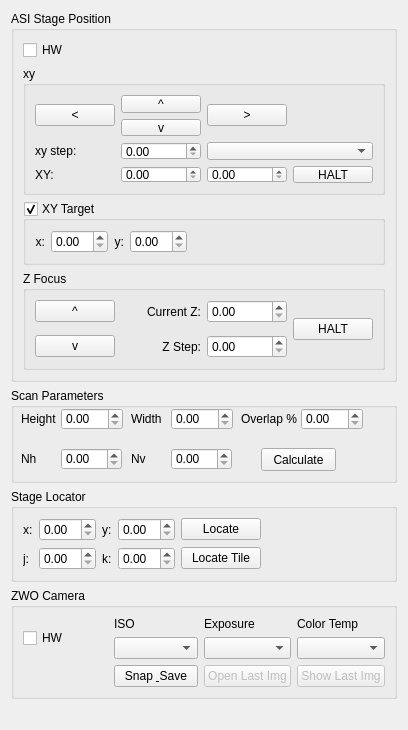
tsdollins/mosaic-microscope, file microscope_quickbar.ui: the form before one commit.
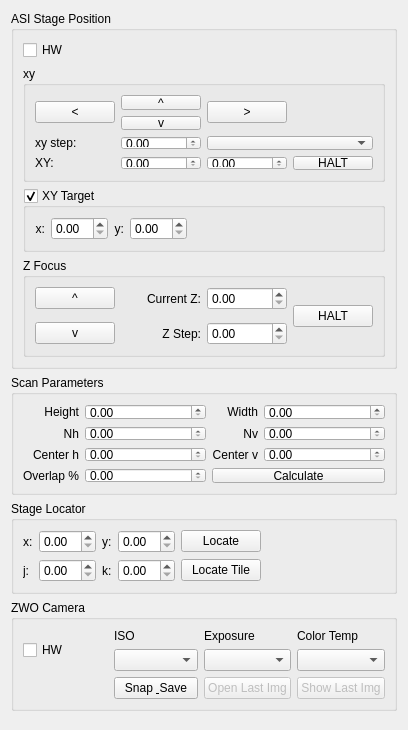
The form after the commit.

Commit message: Added center to scan parameters, added and fixed joystick direction.

```diff
--- a/microscope_quickbar.ui
+++ b/microscope_quickbar.ui
@@ -257,140 +257,161 @@
      <property name="minimumSize">
       <size>
        <width>360</width>
-       <height>95</height>
+       <height>120</height>
       </size>
      </property>
      <property name="title">
       <string>Scan Parameters</string>
      </property>
-     <widget class="QDoubleSpinBox" name="overlap_doubleSpinBox">
-      <property name="geometry">
-       <rect>
-        <x>290</x>
-        <y>20</y>
-        <width>62</width>
-        <height>22</height>
-       </rect>
-      </property>
-     </widget>
-     <widget class="QLabel" name="label_14">
-      <property name="geometry">
-       <rect>
-        <x>230</x>
-        <y>20</y>
-        <width>61</width>
-        <height>21</height>
-       </rect>
-      </property>
-      <property name="text">
-       <string>Overlap %</string>
-      </property>
-     </widget>
-     <widget class="QDoubleSpinBox" name="panel_height_doubleSpinBox">
-      <property name="geometry">
-       <rect>
-        <x>50</x>
-        <y>20</y>
-        <width>62</width>
-        <height>22</height>
-       </rect>
-      </property>
-     </widget>
-     <widget class="QDoubleSpinBox" name="panel_width_doubleSpinBox">
-      <property name="geometry">
-       <rect>
-        <x>160</x>
-        <y>20</y>
-        <width>62</width>
-        <height>22</height>
-       </rect>
-      </property>
-     </widget>
+     <layout class="QGridLayout" name="gridLayout_8">
+      <item row="0" column="0">
      <widget class="QLabel" name="label_17">
-      <property name="geometry">
-       <rect>
-        <x>10</x>
-        <y>20</y>
-        <width>47</width>
-        <height>21</height>
-       </rect>
-      </property>
       <property name="text">
        <string>Height</string>
       </property>
-     </widget>
+        <property name="alignment">
+         <set>Qt::AlignRight|Qt::AlignTrailing|Qt::AlignVCenter</set>
+        </property>
+       </widget>
+      </item>
+      <item row="0" column="1">
+       <widget class="QDoubleSpinBox" name="panel_height_doubleSpinBox">
+        <property name="sizePolicy">
+         <sizepolicy hsizetype="Expanding" vsizetype="Fixed">
+          <horstretch>0</horstretch>
+          <verstretch>0</verstretch>
+         </sizepolicy>
+        </property>
+       </widget>
+      </item>
+      <item row="0" column="2">
      <widget class="QLabel" name="label_18">
-      <property name="geometry">
-       <rect>
-        <x>120</x>
-        <y>20</y>
-        <width>47</width>
-        <height>21</height>
-       </rect>
-      </property>
       <property name="text">
        <string>Width</string>
       </property>
-     </widget>
-     <widget class="QDoubleSpinBox" name="Nh_doubleSpinBox">
-      <property name="geometry">
-       <rect>
-        <x>50</x>
-        <y>60</y>
-        <width>61</width>
-        <height>22</height>
-       </rect>
-      </property>
-     </widget>
-     <widget class="QDoubleSpinBox" name="Nv_doubleSpinBox">
-      <property name="geometry">
-       <rect>
-        <x>160</x>
-        <y>60</y>
-        <width>61</width>
-        <height>22</height>
-       </rect>
-      </property>
-     </widget>
+        <property name="alignment">
+         <set>Qt::AlignRight|Qt::AlignTrailing|Qt::AlignVCenter</set>
+        </property>
+       </widget>
+      </item>
+      <item row="0" column="3">
+       <widget class="QDoubleSpinBox" name="panel_width_doubleSpinBox">
+        <property name="sizePolicy">
+         <sizepolicy hsizetype="Expanding" vsizetype="Fixed">
+          <horstretch>0</horstretch>
+          <verstretch>0</verstretch>
+         </sizepolicy>
+        </property>
+       </widget>
+      </item>
+      <item row="1" column="0">
      <widget class="QLabel" name="label_19">
-      <property name="geometry">
-       <rect>
-        <x>10</x>
-        <y>60</y>
-        <width>47</width>
-        <height>21</height>
-       </rect>
-      </property>
       <property name="text">
        <string>Nh</string>
       </property>
-     </widget>
+        <property name="alignment">
+         <set>Qt::AlignRight|Qt::AlignTrailing|Qt::AlignVCenter</set>
+        </property>
+       </widget>
+      </item>
+      <item row="1" column="1">
+       <widget class="QDoubleSpinBox" name="Nh_doubleSpinBox">
+        <property name="sizePolicy">
+         <sizepolicy hsizetype="Expanding" vsizetype="Fixed">
+          <horstretch>0</horstretch>
+          <verstretch>0</verstretch>
+         </sizepolicy>
+        </property>
+       </widget>
+      </item>
+      <item row="1" column="2">
      <widget class="QLabel" name="label_20">
-      <property name="geometry">
-       <rect>
-        <x>120</x>
-        <y>60</y>
-        <width>47</width>
-        <height>21</height>
-       </rect>
-      </property>
       <property name="text">
        <string>Nv</string>
       </property>
-     </widget>
+        <property name="alignment">
+         <set>Qt::AlignRight|Qt::AlignTrailing|Qt::AlignVCenter</set>
+        </property>
+       </widget>
+      </item>
+      <item row="1" column="3">
+       <widget class="QDoubleSpinBox" name="Nv_doubleSpinBox">
+        <property name="sizePolicy">
+         <sizepolicy hsizetype="Expanding" vsizetype="Fixed">
+          <horstretch>0</horstretch>
+          <verstretch>0</verstretch>
+         </sizepolicy>
+        </property>
+       </widget>
+      </item>
+      <item row="2" column="0">
+       <widget class="QLabel" name="label_center_h">
+        <property name="text">
+         <string>Center h</string>
+        </property>
+        <property name="alignment">
+         <set>Qt::AlignRight|Qt::AlignTrailing|Qt::AlignVCenter</set>
+        </property>
+       </widget>
+      </item>
+      <item row="2" column="1">
+       <widget class="QDoubleSpinBox" name="center_h_doubleSpinBox">
+        <property name="sizePolicy">
+         <sizepolicy hsizetype="Expanding" vsizetype="Fixed">
+          <horstretch>0</horstretch>
+          <verstretch>0</verstretch>
+         </sizepolicy>
+        </property>
+       </widget>
+      </item>
+      <item row="2" column="2">
+       <widget class="QLabel" name="label_center_v">
+        <property name="text">
+         <string>Center v</string>
+        </property>
+        <property name="alignment">
+         <set>Qt::AlignRight|Qt::AlignTrailing|Qt::AlignVCenter</set>
+        </property>
+       </widget>
+      </item>
+      <item row="2" column="3">
+       <widget class="QDoubleSpinBox" name="center_v_doubleSpinBox">
+        <property name="sizePolicy">
+         <sizepolicy hsizetype="Expanding" vsizetype="Fixed">
+          <horstretch>0</horstretch>
+          <verstretch>0</verstretch>
+         </sizepolicy>
+        </property>
+       </widget>
+      </item>
+      <item row="3" column="0">
+       <widget class="QLabel" name="label_14">
+        <property name="text">
+         <string>Overlap %</string>
+        </property>
+        <property name="alignment">
+         <set>Qt::AlignRight|Qt::AlignTrailing|Qt::AlignVCenter</set>
+        </property>
+       </widget>
+      </item>
+      <item row="3" column="1">
+       <widget class="QDoubleSpinBox" name="overlap_doubleSpinBox">
+        <property name="sizePolicy">
+         <sizepolicy hsizetype="Expanding" vsizetype="Fixed">
+          <horstretch>0</horstretch>
+          <verstretch>0</verstretch>
+         </sizepolicy>
+        </property>
+       </widget>
+      </item>
+      <item row="3" column="2" colspan="2">
      <widget class="QPushButton" name="calculate_pushButton">
-      <property name="geometry">
-       <rect>
-        <x>250</x>
-        <y>60</y>
-        <width>75</width>
-        <height>23</height>
-       </rect>
-      </property>
       <property name="text">
        <string>Calculate</string>
       </property>
      </widget>
+      </item>
+     </layout>
     </widget>
    </item>
    <item row="4" column="0">
```
Lines whose indentation alone changed are shown as unchanged. The commit also changes 5 other files.
